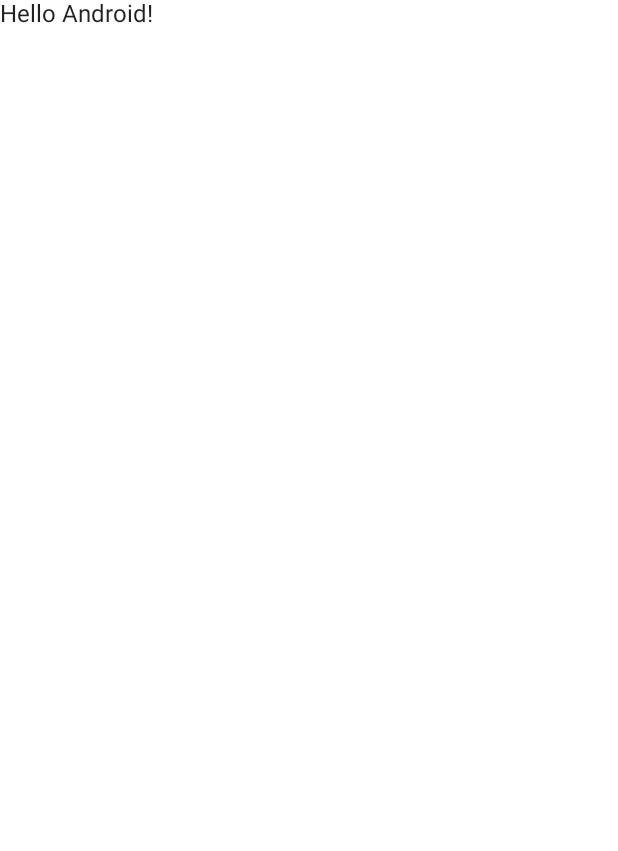
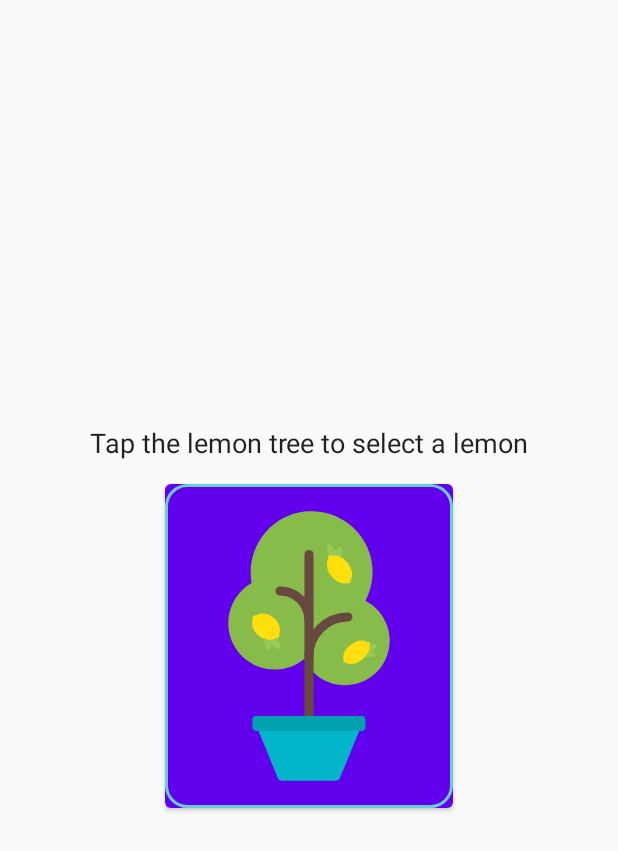
Before and after one commit to YuichiYH/Android_exercises, an Android app built with Jetpack Compose: the screen it shows after launch (MainActivity), on a phone screen of 412 x 824 dp. Before the commit the part shown is almost empty. Shown: the top 851 px of the screen. Run offline under Robolectric (Android 15) with nearby library versions, the light colour scheme and no system bars.

Commit message:
Finished Project

```diff
--- a/app/src/main/java/com/example/android_exercises/MainActivity.kt
+++ b/app/src/main/java/com/example/android_exercises/MainActivity.kt
@@ -3,13 +3,20 @@
 import android.os.Bundle
 import androidx.activity.ComponentActivity
 import androidx.activity.compose.setContent
-import androidx.compose.foundation.layout.fillMaxSize
-import androidx.compose.material.MaterialTheme
-import androidx.compose.material.Surface
-import androidx.compose.material.Text
-import androidx.compose.runtime.Composable
+import androidx.compose.foundation.Image
+import androidx.compose.foundation.border
+import androidx.compose.foundation.layout.*
+import androidx.compose.foundation.shape.RoundedCornerShape
+import androidx.compose.material.*
+import androidx.compose.runtime.*
+import androidx.compose.ui.Alignment
 import androidx.compose.ui.Modifier
+import androidx.compose.ui.graphics.Color
+import androidx.compose.ui.res.painterResource
+import androidx.compose.ui.res.stringResource
 import androidx.compose.ui.tooling.preview.Preview
+import androidx.compose.ui.unit.dp
+import androidx.compose.ui.unit.sp
 import com.example.android_exercises.ui.theme.Android_exercisesTheme
 
 class MainActivity : ComponentActivity() {
@@ -17,27 +24,75 @@
         super.onCreate(savedInstanceState)
         setContent {
             Android_exercisesTheme {
-                // A surface container using the 'background' color from the theme
-                Surface(
-                    modifier = Modifier.fillMaxSize(),
-                    color = MaterialTheme.colors.background
-                ) {
-                    Greeting("Android")
-                }
+                Lemonade()
             }
         }
     }
 }
 
+
+@Preview
 @Composable
-fun Greeting(name: String) {
-    Text(text = "Hello $name!")
+fun Lemonade() {
+    LemonadeMaker(modifier = Modifier
+        .fillMaxSize()
+        .wrapContentSize(align = Alignment.Center)
+    )
 }
 
-@Preview(showBackground = true)
 @Composable
-fun DefaultPreview() {
-    Android_exercisesTheme {
-        Greeting("Android")
+fun LemonadeMaker(modifier: Modifier = Modifier){
+    var state: Int by remember {
+        mutableStateOf(0)
+    }
+
+    val image = when(state%4){
+        0 -> R.drawable.lemon_tree
+        1 -> R.drawable.lemon_squeeze
+        2 -> R.drawable.lemon_drink
+        else -> R.drawable.lemon_restart
+    }
+
+    val description = when(state%4){
+        0 -> stringResource(id = R.string.lemon_tree_description)
+        1 -> stringResource(id = R.string.lemon_description)
+        2 -> stringResource(id = R.string.glass_full_description)
+        else -> stringResource(id = R.string.glass_empty_description)
+    }
+
+    val text = when(state%4){
+        0 -> stringResource(id = R.string.tree)
+        1 -> stringResource(id = R.string.lemon_tap)
+        2 -> stringResource(id = R.string.lemonade)
+        else -> stringResource(id = R.string.refresh)
+    }
+
+    Column(modifier = modifier, horizontalAlignment = Alignment.CenterHorizontally) {
+        Text(text = text, fontSize = 18.sp, modifier = Modifier.padding(bottom = 16.dp))
+        Button(
+            modifier = Modifier.border(
+                width = 2.dp,
+                color = Color(105, 205, 216),
+                shape = RoundedCornerShape(15.dp)
+            ),
+            onClick = {
+
+                if(state % 4 == 1){
+                    if((1..2).random() == 1){
+                        state +=1
+                    }
+                }
+
+                else{
+                    state += 1
+                }
+
+            }
+        ) {
+            Image(
+                painter = painterResource(id = image),
+                contentDescription = description
+            )
+        }
     }
 }
--- a/app/src/main/res/values/strings.xml
+++ b/app/src/main/res/values/strings.xml
@@ -5,8 +5,8 @@
     <string name="lemonade">Tap the lemonade to drink it</string>
     <string name="refresh">Tap the empty glass to start again</string>
 
-    <string name="lemon_tree">Lemon tree</string>
-    <string name="lemon">Lemon</string>
-    <string name="glass_full">Glass of lemonade</string>
-    <string name="glass_empty">Empty glass</string>
+    <string name="lemon_tree_description">Lemon tree</string>
+    <string name="lemon_description">Lemon</string>
+    <string name="glass_full_description">Glass of lemonade</string>
+    <string name="glass_empty_description">Empty glass</string>
 </resources>
```
